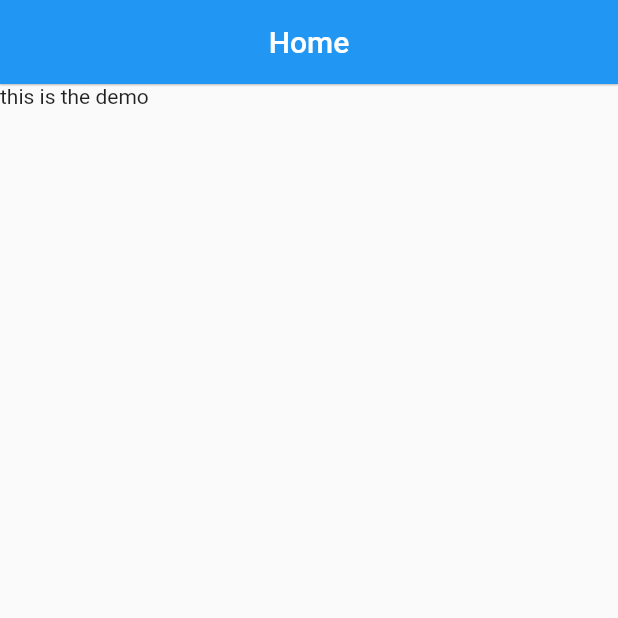
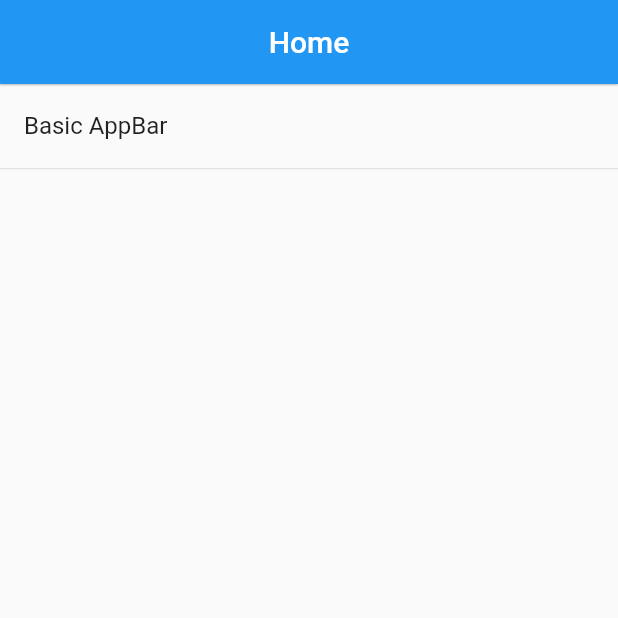
Before and after one commit to reng99/flutter-demo, a Flutter app: the screen it shows after launch, on a phone screen of 412 x 824 dp, the top half of it. Run offline on Flutter 3.47's test engine with Material 2 defaults, Android fonts, the phone set to English and light mode, and no system bars.

Commit message:
更改文件，符合要求

```diff
--- a/lib/bean/RouteBean.dart
+++ b/lib/bean/route_bean.dart
@@ -4,5 +4,6 @@ class RouteBean {
   String name;
   WidgetBuilder builder;
   RouteBean(this.name, this.builder);
-  toString() => this.name;
+  @override
+  toString() => name;
 }
--- a/lib/constants/Strings.dart
+++ b/lib/constants/Strings.dart
@@ -1,3 +1,5 @@
+// ignore_for_file: file_names
+
 class Strings {
   static const appName = "Flutter Demo";
   static const home = "Home";
--- a/lib/constants/Dimens.dart
+++ b/lib/constants/dimension.dart
@@ -1,4 +1,6 @@
-class Dimens {
+// ignore_for_file: constant_identifier_names
+
+class Dimension {
   static const ELEVATION_TITLE = 0.5;
 
   static const DIVIDE_HEIGHT = 1.0;
--- a/lib/constants/RoutePaths.dart
+++ b/lib/constants/route_paths.dart
@@ -1,3 +1,5 @@
+// ignore_for_file: constant_identifier_names
+
 class RoutePaths {
   static const PATH_PAGE_ENGLIST_LIST = "/englishPage";
   static const PATH_PAGE_FAVORITE_LIST = "/favoritePage";
--- a/lib/main.dart
+++ b/lib/main.dart
@@ -1,11 +1,13 @@
 import 'package:flutter/material.dart';
-import 'pages/MainPage.dart';
+import 'pages/main_page.dart';
 
 void main() {
-  runApp(MyApp());
+  runApp(const MyApp());
 }
 
 class MyApp extends StatelessWidget {
+  const MyApp({Key? key}) : super(key: key);
+
   // This widget is the root of your application.
   @override
   Widget build(BuildContext context) {
--- a/lib/pages/MainPage.dart
+++ /dev/null
@@ -1,20 +0,0 @@
-import 'package:flutter/material.dart';
-
-import '../constants/Strings.dart';
-import '../constants/Dimens.dart';
-
-class MainPage extends StatelessWidget {
-  @override
-  Widget build(BuildContext context) {
-    return Scaffold(
-      appBar: AppBar(
-        title: Text(Strings.home),
-        centerTitle: true,
-        elevation: Dimens.ELEVATION_TITLE,
-      ),
-      body: Container(
-        child: Text('this is the demo'),
-      ),
-    );
-  }
-}
--- /dev/null
+++ b/lib/pages/main_page.dart
@@ -0,0 +1,51 @@
+import 'package:flutter/material.dart';
+
+import '../constants/strings.dart';
+import '../constants/dimension.dart';
+
+import '../bean/route_bean.dart';
+
+import 'basic_app_bar.dart';
+
+class MainPage extends StatelessWidget {
+  MainPage({Key? key}) : super(key: key);
+
+  final _pageNames = [
+    'Basic AppBar',
+  ];
+  final _itemData = <RouteBean>[];
+
+  void _initData(BuildContext context) {
+    _itemData.clear();
+    _itemData.add(RouteBean(
+        _pageNames[0], (context) => BasicAppBar(title: _pageNames[0])));
+  }
+
+  @override
+  Widget build(BuildContext context) {
+    _initData(context);
+    return Scaffold(
+      appBar: AppBar(
+        title: const Text(Strings.home),
+        centerTitle: true,
+        elevation: Dimension.ELEVATION_TITLE,
+      ),
+      body: Container(
+        child: _buildNavigationList(context),
+      ),
+    );
+  }
+
+  Widget _buildNavigationList(_context) {
+    return ListView.builder(
+      itemCount: _itemData.length * 2,
+      itemBuilder: (context, index) => index.isOdd
+          ? const Divider(height: Dimension.DIVIDE_HEIGHT)
+          : ListTile(
+              title: Text(_itemData[index ~/ 2].toString()),
+              onTap: () => Navigator.of(context).push(
+                  MaterialPageRoute(builder: _itemData[index ~/ 2].builder)),
+            ),
+    ).build(_context);
+  }
+}
```
Also changed, not shown: lib/pages/basic_app_bar.dart (added, +22 -0 lines).
